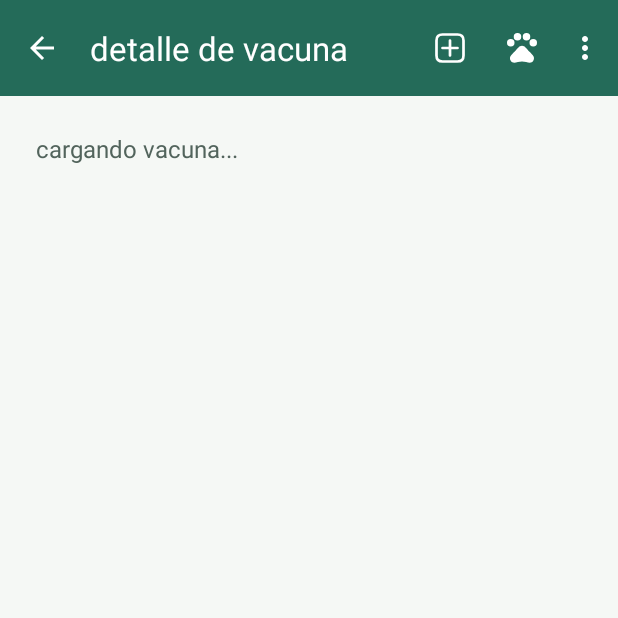
After one commit to genesis-sanchez/Sops, an Android app: the DetalleVacunaActivity screen opened directly, with no data from a screen before it, on a phone screen of 412 x 824 dp, the top half of it. The commit adds this screen. Run offline under Robolectric (Android 15) with nearby library versions, the phone set to English and light mode, and no system bars; 1 statement that could not run was skipped.

Commit message:
feat: agrega el detalle de vacunas

```diff
--- a/app/src/main/AndroidManifest.xml
+++ b/app/src/main/AndroidManifest.xml
@@ -10,6 +10,7 @@
         android:roundIcon="@mipmap/ic_launcher_round"
         android:supportsRtl="true"
         android:theme="@style/Theme.Sops">
+        <activity android:name=".controller.DetalleVacunaActivity" android:exported="false" />
         <activity android:name=".controller.AcercaActivity" android:exported="false" />
         <activity android:name=".controller.RegistroAlimentacionActivity" android:exported="false" android:windowSoftInputMode="adjustResize" />
         <activity android:name=".controller.AlimentacionActivity" android:exported="false" />
--- a/app/src/main/java/com/udh/sops/controller/VacunasActivity.java
+++ b/app/src/main/java/com/udh/sops/controller/VacunasActivity.java
@@ -58,7 +58,11 @@ public class VacunasActivity extends BaseActivity {
                         .vacunaDao().obtenerPorMascota(mascota.getId());
                 runOnUiThread(() -> {
                     if (isFinishing() || isDestroyed()) return;
-                    lista.setAdapter(new VacunaAdapter(vacunas));
+                    lista.setAdapter(new VacunaAdapter(vacunas, vacuna -> {
+                        Intent intent = new Intent(this, DetalleVacunaActivity.class);
+                        intent.putExtra(DetalleVacunaActivity.EXTRA_VACUNA_ID, vacuna.getId());
+                        startActivity(intent);
+                    }));
                     estado.setText(R.string.sin_vacunas);
                     estado.setVisibility(vacunas.isEmpty() ? View.VISIBLE : View.GONE);
                     lista.setVisibility(vacunas.isEmpty() ? View.GONE : View.VISIBLE);
--- /dev/null
+++ b/app/src/main/res/layout/activity_detalle_vacuna.xml
@@ -0,0 +1,41 @@
+<?xml version="1.0" encoding="utf-8"?>
+<LinearLayout xmlns:android="http://schemas.android.com/apk/res/android"
+    android:id="@+id/contenedorPantalla" android:layout_width="match_parent"
+    android:layout_height="match_parent" android:orientation="vertical">
+    <include layout="@layout/barra_superior" />
+    <ScrollView android:layout_width="match_parent" android:layout_height="0dp" android:layout_weight="1">
+        <LinearLayout android:layout_width="match_parent" android:layout_height="wrap_content"
+            android:orientation="vertical" android:padding="24dp">
+            <TextView android:id="@+id/tvEstadoCargaVacuna" style="@style/Sops.Descripcion"
+                android:text="@string/cargando_detalle_vacuna" />
+            <LinearLayout android:id="@+id/contenedorDetalleVacuna"
+                android:layout_width="match_parent" android:layout_height="wrap_content"
+                android:orientation="vertical" android:visibility="gone">
+                <TextView android:id="@+id/tvNombreDetalleVacuna" style="@style/Sops.TituloSeccion" android:textSize="28sp" />
+                <TextView android:id="@+id/tvMascotaDetalleVacuna" style="@style/Sops.Descripcion" android:layout_marginTop="8dp" />
+                <com.google.android.material.card.MaterialCardView style="@style/Sops.Tarjeta"
+                    android:layout_width="match_parent" android:layout_height="wrap_content" android:layout_marginTop="24dp">
+                    <LinearLayout android:layout_width="match_parent" android:layout_height="wrap_content"
+                        android:orientation="vertical" android:padding="20dp">
+                        <TextView style="@style/Sops.Descripcion" android:text="@string/estado_vacuna_label" />
+                        <TextView android:id="@+id/tvEstadoDetalleVacuna" style="@style/Sops.ValorDato" />
+                        <TextView style="@style/Sops.EtiquetaDato" android:text="@string/numero_dosis" />
+                        <TextView android:id="@+id/tvDosisDetalleVacuna" style="@style/Sops.ValorDato" />
+                        <TextView android:id="@+id/tvEtiquetaFechaVacuna" style="@style/Sops.EtiquetaDato" />
+                        <TextView android:id="@+id/tvAplicacionDetalleVacuna" style="@style/Sops.ValorDato" />
+                        <TextView style="@style/Sops.EtiquetaDato" android:text="@string/proxima_vacuna" />
+                        <TextView android:id="@+id/tvProximaDetalleVacuna" style="@style/Sops.ValorDato" />
+                        <TextView style="@style/Sops.EtiquetaDato" android:text="@string/veterinario" />
+                        <TextView android:id="@+id/tvVeterinarioDetalleVacuna" style="@style/Sops.ValorDato" />
+                        <TextView style="@style/Sops.EtiquetaDato" android:text="@string/detalle_observaciones_vacuna" />
+                        <TextView android:id="@+id/tvObservacionesDetalleVacuna" style="@style/Sops.Descripcion" android:layout_marginTop="4dp" />
+                        <TextView style="@style/Sops.EtiquetaDato" android:text="@string/recordatorio_solicitado" />
+                        <TextView android:id="@+id/tvRecordatorioDetalleVacuna" style="@style/Sops.ValorDato" />
+                        <TextView style="@style/Sops.Descripcion" android:textSize="13sp"
+                            android:layout_marginTop="8dp" android:text="@string/recordatorio_demo" />
+                    </LinearLayout>
+                </com.google.android.material.card.MaterialCardView>
+            </LinearLayout>
+        </LinearLayout>
+    </ScrollView>
+</LinearLayout>
--- a/app/src/main/res/layout/item_vacuna.xml
+++ b/app/src/main/res/layout/item_vacuna.xml
@@ -1,7 +1,7 @@
 <?xml version="1.0" encoding="utf-8"?>
 <com.google.android.material.card.MaterialCardView xmlns:android="http://schemas.android.com/apk/res/android"
     style="@style/Sops.Tarjeta" android:layout_width="match_parent" android:layout_height="wrap_content"
-    android:layout_marginBottom="12dp">
+    android:layout_marginBottom="12dp" android:clickable="true" android:focusable="true">
     <LinearLayout android:layout_width="match_parent" android:layout_height="wrap_content"
         android:orientation="vertical" android:padding="20dp">
         <TextView android:id="@+id/tvNombreVacuna" style="@style/Sops.TituloSeccion" />
--- a/app/src/main/res/values/strings.xml
+++ b/app/src/main/res/values/strings.xml
@@ -1,6 +1,14 @@
 <resources>
+    <string name="detalle_vacuna_titulo">detalle de vacuna</string>
+    <string name="estado_vacuna_label">estado</string>
+    <string name="detalle_observaciones_vacuna">observaciones</string>
+    <string name="recordatorio_solicitado">recordatorio solicitado</string>
+    <string name="dato_sin_registrar">sin registrar</string>
+    <string name="cargando_detalle_vacuna">cargando vacuna...</string>
+    <string name="error_cargar_detalle_vacuna">no se pudo cargar la vacuna. vuelve a abrirla.</string>
+    <string name="vacuna_no_encontrada">la vacuna ya no esta disponible.</string>
     <string name="guardar_mascota_primero">primero guarda la mascota.</string>
-    <string name="vacunas_descripcion">aplicaciones y proximas fechas</string>
+    <string name="vacunas_descripcion">toca una vacuna para ver sus datos.</string>
     <string name="cargando_vacunas">cargando vacunas...</string>
     <string name="error_cargar_vacunas">no se pudieron cargar las vacunas. vuelve a abrir la lista.</string>
     <string name="guardar_vacuna">guardar vacuna</string>
```
Also changed, not shown: app/src/main/java/com/udh/sops/controller/DetalleVacunaActivity.java (added, +75 -0 lines), app/src/main/java/com/udh/sops/view/VacunaAdapter.java (+8 -1 lines), 2 other files.
